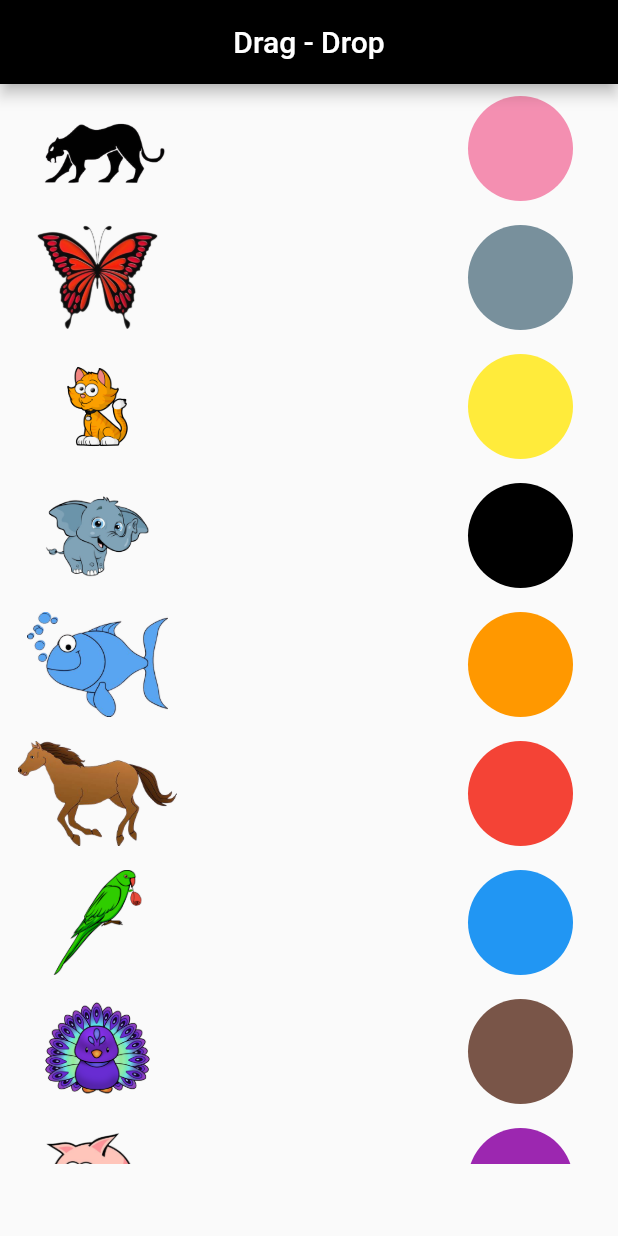
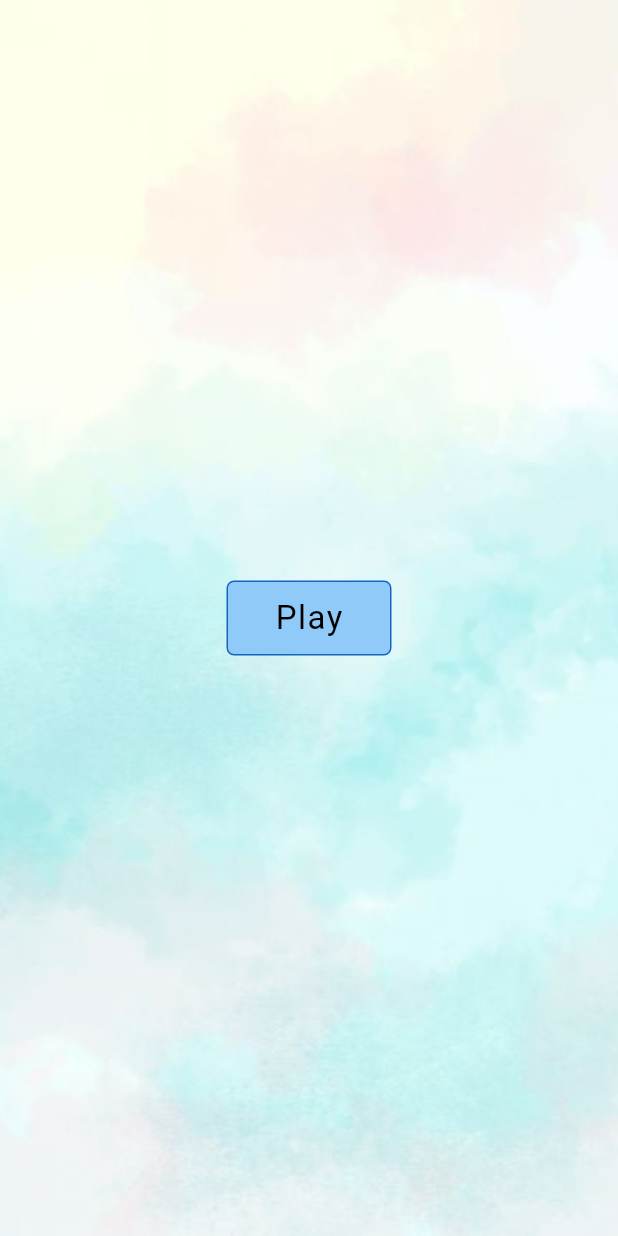
Before and after one commit to SnehalSangani/drag_drop_game, a Flutter app: the screen it shows after launch, on a phone screen of 412 x 824 dp. Run offline on Flutter 3.47's test engine with Material 2 defaults, Android fonts, the phone set to English and light mode, and no system bars; our stand-ins replace get.

Commit message:
27-04-2023

```diff
--- a/lib/main.dart
+++ b/lib/main.dart
@@ -1,4 +1,6 @@
+import 'package:drag_drop_game/screen/home/view/first_screen.dart';
 import 'package:drag_drop_game/screen/home/view/home_Screen.dart';
+import 'package:drag_drop_game/screen/home/view/last.dart';
 import 'package:flutter/material.dart';
 import 'package:get/get.dart';
 void main()
@@ -7,7 +9,9 @@ void main()
     GetMaterialApp(
       debugShowCheckedModeBanner: false,
       routes: {
-        '/':(p0) => home(),
+        '/':(p0) => first(),
+        'home':(p0) => home(),
+        'last':(p0) => last(),
       },
     ),
   );
--- /dev/null
+++ b/lib/screen/home/view/first_screen.dart
@@ -0,0 +1,48 @@
+import 'package:flutter/cupertino.dart';
+import 'package:flutter/material.dart';
+import 'package:get/get.dart';
+
+class first extends StatefulWidget {
+  const first({Key? key}) : super(key: key);
+
+  @override
+  State<first> createState() => _firstState();
+}
+
+class _firstState extends State<first> {
+  @override
+  Widget build(BuildContext context) {
+    return SafeArea(child: Scaffold(
+    body: Stack(
+      children: [
+        Container(
+        height: double.infinity,
+        width: double.infinity,
+        child: Image.asset("assets/images/bg.jpg",fit: BoxFit.cover,),
+      ),
+        Center(
+          child: InkWell(
+            onTap: () {
+              Get.toNamed('home');
+            },
+            child: Container(
+              height: 50,
+              width: 110,
+              decoration: BoxDecoration(
+                borderRadius: BorderRadius.circular(5),
+                color: Colors.blue.shade200,
+                border: Border.all(width: 1,color: Colors.blue.shade800),
+              ),
+              child: Center(child: Text("Play",style: TextStyle(fontSize: 22,color: Colors.black,letterSpacing: 1),)),
+            ),
+          ),
+        )
+
+      ],
+    ),
+
+
+    ),
+    );
+  }
+}
```
Also changed, not shown: lib/screen/home/view/home_Screen.dart (+53 -19 lines), lib/screen/home/view/last.dart (added, +42 -0 lines), assets/images/bg.jpg (added), assets/images/done1.png (added), assets/images/star.png (added).
